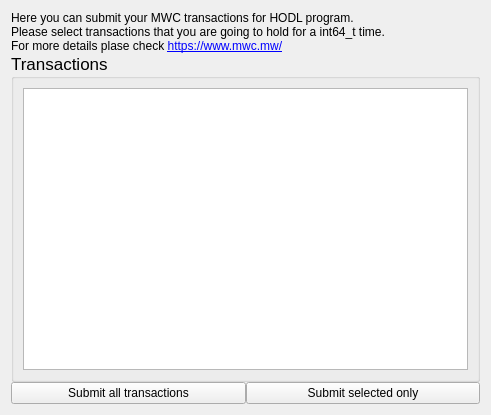
Qt form windows/hodl.ui (0xkobe/mwc-wallet) before a commit.
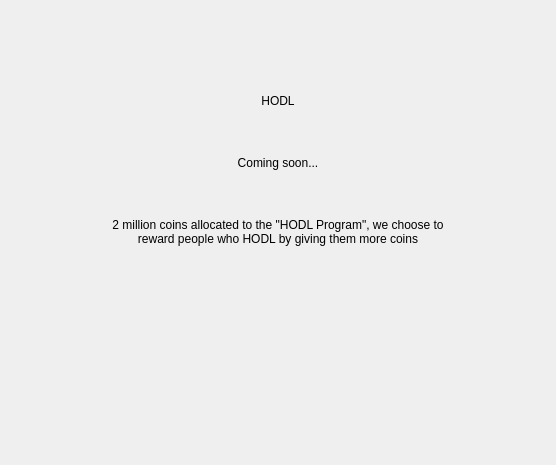
The same form after that commit. Custom widgets are drawn as their Qt base class.

Commit message: HODL and simple Dialogs

```diff
--- a/windows/hodl.ui
+++ b/windows/hodl.ui
@@ -6,84 +6,143 @@
    <rect>
     <x>0</x>
     <y>0</y>
-    <width>491</width>
-    <height>415</height>
+    <width>556</width>
+    <height>465</height>
    </rect>
   </property>
   <property name="windowTitle">
    <string>Form</string>
   </property>
-  <layout class="QVBoxLayout" name="verticalLayout_2">
-   <property name="spacing">
-    <number>0</number>
-   </property>
+  <layout class="QHBoxLayout" name="horizontalLayout" stretch="1,4,1">
    <item>
-    <widget class="QLabel" name="label">
-     <property name="text">
-      <string>&lt;html&gt;&lt;head/&gt;&lt;body&gt;&lt;p&gt;Here you can submit your MWC transactions for HODL program.&lt;br&gt;Please select transactions that you are going to hold for a int64_t time.&lt;br&gt;For more details plase check &lt;a href=&quot;https://www.mwc.mw/&quot;&gt;&lt;span style=&quot; text-decoration: underline; color:#0000ff;&quot;&gt;https://www.mwc.mw/&lt;/span&gt;&lt;/a&gt;&lt;/p&gt;&lt;/body&gt;&lt;/html&gt;</string>
+    <spacer name="horizontalSpacer">
+     <property name="orientation">
+      <enum>Qt::Horizontal</enum>
      </property>
-     <property name="wordWrap">
-      <bool>true</bool>
+     <property name="sizeHint" stdset="0">
+      <size>
+       <width>82</width>
+       <height>20</height>
+      </size>
      </property>
-     <property name="margin">
-      <number>5</number>
-     </property>
-    </widget>
+    </spacer>
    </item>
    <item>
-    <widget class="QGroupBox" name="groupBox">
-     <property name="font">
-      <font>
-       <pointsize>13</pointsize>
-      </font>
-     </property>
-     <property name="title">
-      <string>Transactions</string>
-     </property>
-     <layout class="QVBoxLayout" name="verticalLayout">
-      <item>
-       <widget class="QListWidget" name="transactionsListWidget"/>
-      </item>
-     </layout>
-    </widget>
-   </item>
-   <item>
-    <layout class="QHBoxLayout" name="horizontalLayout">
+    <layout class="QVBoxLayout" name="verticalLayout" stretch="2,0,1,0,1,0,5">
      <item>
-      <widget class="QPushButton" name="submitAllTransactionsButton">
-       <property name="focusPolicy">
-        <enum>Qt::StrongFocus</enum>
+      <spacer name="verticalSpacer">
+       <property name="orientation">
+        <enum>Qt::Vertical</enum>
        </property>
+       <property name="sizeHint" stdset="0">
+        <size>
+         <width>20</width>
+         <height>69</height>
+        </size>
+       </property>
+      </spacer>
+     </item>
+     <item>
+      <widget class="control::MwcLabelLarge" name="label_3">
        <property name="text">
-        <string>Submit all transactions</string>
+        <string>HODL</string>
        </property>
-       <property name="autoDefault">
-        <bool>true</bool>
+       <property name="alignment">
+        <set>Qt::AlignCenter</set>
        </property>
       </widget>
      </item>
      <item>
-      <widget class="QPushButton" name="submitSelectedTransactionsButton">
-       <property name="focusPolicy">
-        <enum>Qt::StrongFocus</enum>
+      <spacer name="verticalSpacer_2">
+       <property name="orientation">
+        <enum>Qt::Vertical</enum>
        </property>
+       <property name="sizeHint" stdset="0">
+        <size>
+         <width>20</width>
+         <height>33</height>
+        </size>
+       </property>
+      </spacer>
+     </item>
+     <item>
+      <widget class="control::MwcLabelNormal" name="label_2">
        <property name="text">
-        <string>Submit selected only</string>
+        <string>Coming soon...</string>
        </property>
-       <property name="autoDefault">
+       <property name="alignment">
+        <set>Qt::AlignCenter</set>
+       </property>
+      </widget>
+     </item>
+     <item>
+      <spacer name="verticalSpacer_3">
+       <property name="orientation">
+        <enum>Qt::Vertical</enum>
+       </property>
+       <property name="sizeHint" stdset="0">
+        <size>
+         <width>20</width>
+         <height>33</height>
+        </size>
+       </property>
+      </spacer>
+     </item>
+     <item>
+      <widget class="QLabel" name="label">
+       <property name="text">
+        <string>2 million coins allocated to the &quot;HODL Program&quot;, we choose to reward people who HODL by giving them more coins</string>
+       </property>
+       <property name="alignment">
+        <set>Qt::AlignCenter</set>
+       </property>
+       <property name="wordWrap">
         <bool>true</bool>
        </property>
       </widget>
      </item>
+     <item>
+      <spacer name="verticalSpacer_4">
+       <property name="orientation">
+        <enum>Qt::Vertical</enum>
+       </property>
+       <property name="sizeHint" stdset="0">
+        <size>
+         <width>20</width>
+         <height>176</height>
+        </size>
+       </property>
+      </spacer>
+     </item>
     </layout>
    </item>
+   <item>
+    <spacer name="horizontalSpacer_2">
+     <property name="orientation">
+      <enum>Qt::Horizontal</enum>
+     </property>
+     <property name="sizeHint" stdset="0">
+      <size>
+       <width>82</width>
+       <height>20</height>
+      </size>
+     </property>
+    </spacer>
+   </item>
   </layout>
  </widget>
- <tabstops>
-  <tabstop>transactionsListWidget</tabstop>
-  <tabstop>submitAllTransactionsButton</tabstop>
-  <tabstop>submitSelectedTransactionsButton</tabstop>
- </tabstops>
+ <customwidgets>
+  <customwidget>
+   <class>control::MwcLabelNormal</class>
+   <extends>QLabel</extends>
+   <header>control/MwcLabel.h</header>
+  </customwidget>
+  <customwidget>
+   <class>control::MwcLabelLarge</class>
+   <extends>QLabel</extends>
+   <header>control/MwcLabel.h</header>
+  </customwidget>
+ </customwidgets>
  <resources/>
  <connections/>
 </ui>
```
The commit also changes 8 other files.
